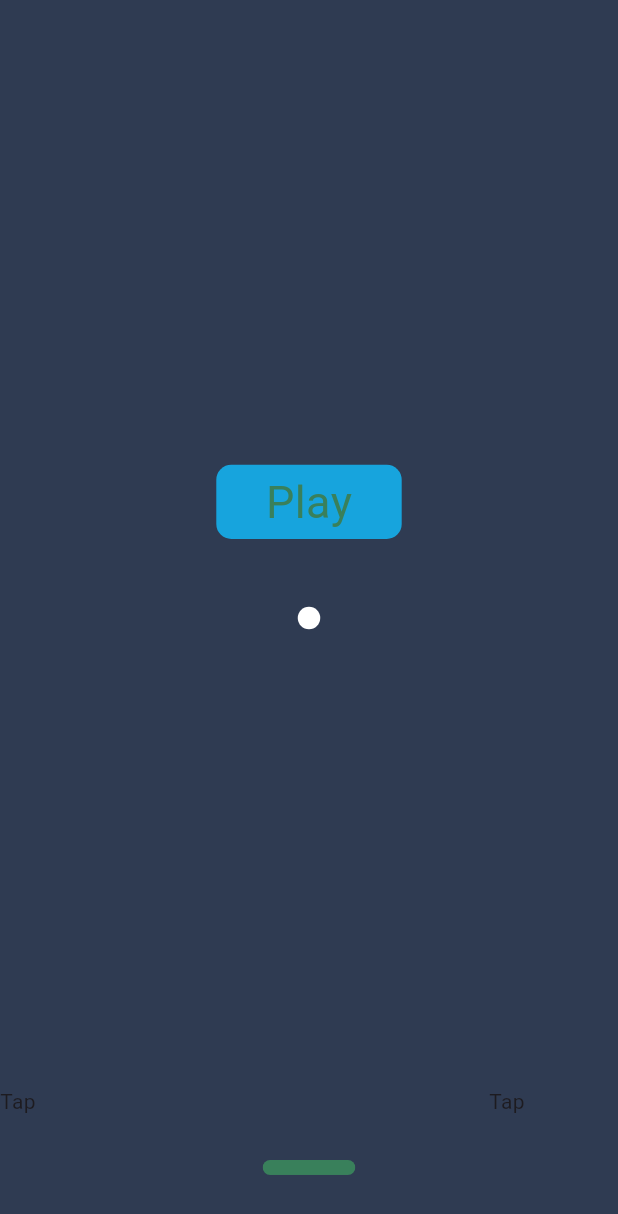
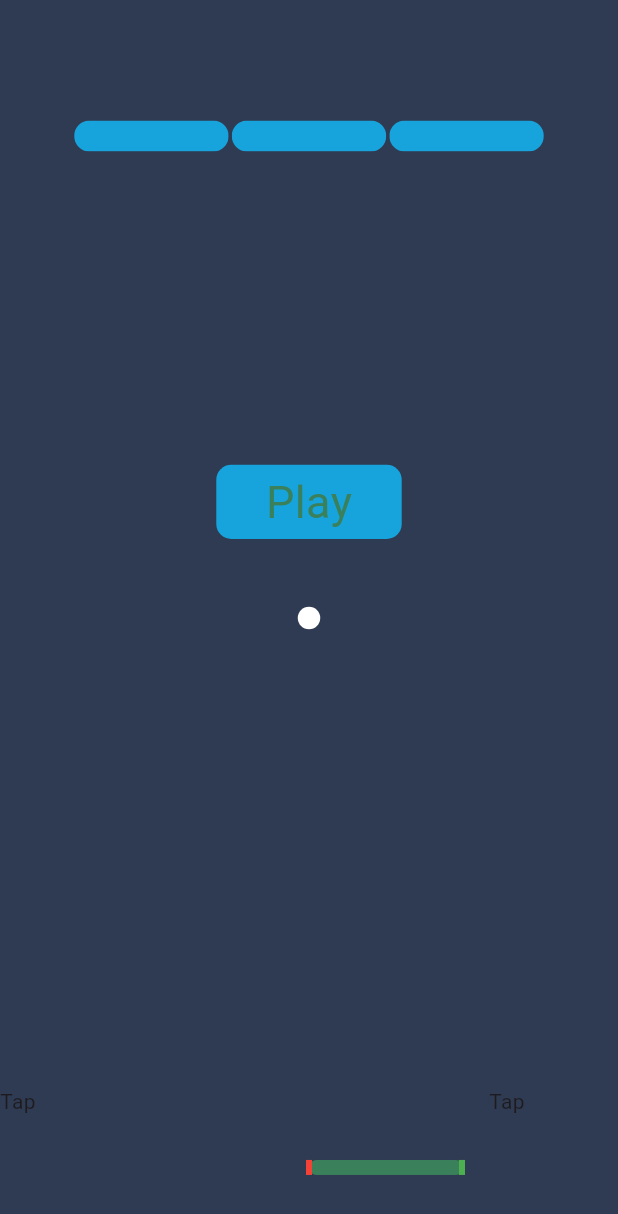
Before and after one commit to hngx-org/team-rainbow_troops-breakout-revival, a Flutter app: the screen it shows after launch, on a phone screen of 412 x 824 dp. Shown: the top 1214 px of the screen. Run offline on Flutter 3.47's test engine with Material 2 defaults, Android fonts, the phone set to English and light mode, and no system bars; our stand-ins replace google_fonts.

Commit message:
Main Game Logic done: - I have completed the game logic with lots of math and physics. - ball movement is sorted. - bricks are now breaking when hit particularly. we can increase the number of bricks based on the level now which I intend to work on. - Further Tevin is working on the effects I will see that too and try to complete the levels tonight and have the play again option too.

```diff
--- a/lib/features/game/views/game_view.dart
+++ b/lib/features/game/views/game_view.dart
@@ -1,9 +1,14 @@
 import 'dart:async';
 
 import 'package:brick_breaker/features/game/models/direction_enums.dart';
+import 'package:brick_breaker/features/game/widgets/game_over.dart';
 import 'package:brick_breaker/utils/constants.dart';
 import 'package:flutter/material.dart';
-import 'package:google_fonts/google_fonts.dart';
+
+import '../widgets/ball.dart';
+import '../widgets/player.dart';
+import '../widgets/start_play.dart';
+import '../widgets/brick.dart';
 
 class GameMainPage extends StatefulWidget {
   const GameMainPage({super.key});
@@ -16,14 +21,35 @@ class _GameMainPageState extends State<GameMainPage> {
   ///ball variables
   double ballX = 0;
   double ballY = 0;
-  var ballDirection = Direction.DOWN;
+  double ballXIncrements = 0.01;
+  double ballYIncrements = 0.01;
+  var ballXDirection = Direction.LEFT;
+  var ballYDirection = Direction.DOWN;
 
   ///player variables
   double playerX = 0;
-  double playerWidth = 0.3;
+  double playerWidth = 0.5;
+
+  ///Brick variables
+  static double firstBrickX = -1 + wallGap;
+  static double firstBrickY = -0.8;
+  static double brickWidth = 0.5;
+  static double brickHeight = 0.05;
+  static int brickCount = 3;
+  static double brickGap = 0.01;
+  static double wallGap =
+      0.5 * (2 - brickCount * brickWidth - (brickCount - 1) * brickGap);
+
+  List bricks = [
+    //[x,y,broken=true/false]
+    [firstBrickX + 0 * (brickWidth + brickGap), firstBrickY, false],
+    [firstBrickX + 1 * (brickWidth + brickGap), firstBrickY, false],
+    [firstBrickX + 2 * (brickWidth + brickGap), firstBrickY, false]
+  ];
 
   /// Game Settings
   bool isGameStarted = false;
+  bool isGameOver = false;
 
   /// Game Start
   void startGame() {
@@ -33,20 +59,39 @@ class _GameMainPageState extends State<GameMainPage> {
       moveBall();
       //direction
       updateDirection();
+
+      //Check if player dead
+      if (isPlayerDead()) {
+        timer.cancel();
+        isGameOver = true;
+      }
+
+      //brick broken
+      checkForBrokenBreak();
     });
+  }
+
+  //Check if player dead
+  bool isPlayerDead() {
+    if (ballY >= 1) {
+      return true;
+    }
+    return false;
   }
 
   /// Player Movement
   /// Move Right
   void moveLeft() {
-    if (!(playerX - 0.2 < -1)) {
-      playerX -= 0.2;
-    }
+    setState(() {
+      if (!(playerX - 0.2 < -1)) {
+        playerX -= 0.2;
+      }
+    });
   }
 
   /// Move Right
   void moveRight() {
-    if (!(playerX + 0.2 > 1)) {
+    if (!(playerX + playerWidth >= 1)) {
       playerX += 0.2;
     }
   }
@@ -54,22 +99,55 @@ class _GameMainPageState extends State<GameMainPage> {
   ///ball direction and movement
   void moveBall() {
     setState(() {
-      if (ballDirection == Direction.DOWN) {
-        ballY += 0.01;
-      } else if (ballDirection == Direction.UP) {
-        ballY -= 0.01;
+      ///horizontal movement
+      if (ballXDirection == Direction.LEFT) {
+        ballX -= ballXIncrements;
+      } else if (ballXDirection == Direction.RIGHT) {
+        ballX += ballXIncrements;
+      }
+
+      ///vertical movement
+      if (ballYDirection == Direction.DOWN) {
+        ballY += ballYIncrements;
+      } else if (ballYDirection == Direction.UP) {
+        ballY -= ballYIncrements;
       }
     });
   }
 
   void updateDirection() {
     setState(() {
+      //move up
       if (ballY >= 0.9 && ballX >= playerX && ballX <= playerX + playerWidth) {
-        ballDirection = Direction.UP;
+        ballYDirection = Direction.UP;
+        //move down
       } else if (ballY <= -0.9) {
-        ballDirection = Direction.DOWN;
+        ballYDirection = Direction.DOWN;
+      }
+      //move left
+      if (ballX >= 1) {
+        ballXDirection = Direction.LEFT;
+      }
+      //move right
+      else if (ballX <= -1) {
+        ballXDirection = Direction.RIGHT;
       }
     });
+  }
+
+  ///Check if brick broken
+  void checkForBrokenBreak() {
+    for (var i = 0; i < bricks.length; i++) {
+      if (ballX >= bricks[i][0] &&
+          ballX <= bricks[i][0] + brickWidth &&
+          ballY <= bricks[i][1] + brickHeight &&
+          bricks[i][2] == false) {
+        setState(() {
+          bricks[i][2] = true;
+          ballYDirection = Direction.DOWN;
+        });
+      }
+    }
   }
 
   @override
@@ -88,11 +166,56 @@ class _GameMainPageState extends State<GameMainPage> {
                 onTap: startGame,
                 isGameStarted: isGameStarted),
 
+            ///Game over
+            GameOver(isGameOver: isGameOver),
+
+            ///bricks
+            Brick(
+              brickX: bricks[0][0],
+              brickY: bricks[0][1],
+              brickHeight: brickHeight,
+              brickWidth: brickWidth,
+              isBrickBroken: bricks[0][2],
+            ),
+            Brick(
+              brickX: bricks[1][0],
+              brickY: bricks[1][1],
+              brickHeight: brickHeight,
+              brickWidth: brickWidth,
+              isBrickBroken: bricks[1][2],
+            ),
+            Brick(
+              brickX: bricks[2][0],
+              brickY: bricks[2][1],
+              brickHeight: brickHeight,
+              brickWidth: brickWidth,
+              isBrickBroken: bricks[2][2],
+            ),
+
+            ///ball
+            Ball(ballX: ballX, ballY: ballY),
+
             ///player
             Player(playerX: playerX, playerWidth: playerWidth),
 
-            ///ball
-            Ball(ballX: ballX, ballY: ballY),
+            Container(
+              alignment: Alignment(playerX, 0.9),
+              child: Container(
+                color: Colors.red,
+                width: 4,
+                height: 10,
+              ),
+            ),
+
+            Container(
+              alignment: Alignment(playerX + playerWidth, 0.9),
+              child: Container(
+                color: Colors.green,
+                width: 4,
+                height: 10,
+              ),
+            ),
+
             Positioned(
                 left: 0,
                 bottom: 0,
@@ -123,96 +246,3 @@ class _GameMainPageState extends State<GameMainPage> {
     );
   }
 }
-
-class Player extends StatelessWidget {
-  const Player({super.key, required this.playerX, required this.playerWidth});
-
-  final double playerX;
-  final double playerWidth;
-
-  @override
-  Widget build(BuildContext context) {
-    return Container(
-        alignment: Alignment(playerX, 0.9),
-        child: ClipRRect(
-          borderRadius: const BorderRadius.all(Radius.circular(30)),
-          child: Container(
-            height: 10,
-            width: MediaQuery.sizeOf(context).width * playerWidth / 2,
-            decoration: const BoxDecoration(
-              color: AppColors.greenColor,
-            ),
-          ),
-        ));
-  }
-}
-
-class Ball extends StatelessWidget {
-  const Ball({
-    super.key,
-    required this.ballX,
-    required this.ballY,
-  });
-
-  final double ballX;
-  final double ballY;
-
-  @override
-  Widget build(BuildContext context) {
-    return Container(
-      alignment: Alignment(ballX, ballY),
-      child: Container(
-        height: 15,
-        width: 15,
-        decoration: const BoxDecoration(
-          color: AppColors.playerColor,
-          shape: BoxShape.circle,
-        ),
-      ),
-    );
-  }
-}
-
-class StartPlay extends StatelessWidget {
-  const StartPlay({
-    super.key,
-    required this.width,
-    required this.height,
-    required this.onTap,
-    required this.isGameStarted,
-  });
-
-  final double width;
-  final double height;
-  final VoidCallback onTap;
-  final bool isGameStarted;
-
-  @override
-  Widget build(BuildContext context) {
-    return isGameStarted
-        ? const SizedBox.shrink()
-        : Container(
-            alignment: const Alignment(0, -0.2),
-            child: InkWell(
-              onTap: onTap,
-              child: Ink(
-                width: width * .3,
-                height: height * .06,
-                decoration: const BoxDecoration(
-                    color: AppColors.brickColorPrimary,
-                    borderRadius: BorderRadius.all(Radius.circular(10))),
-                child: Center(
-                  child: Text(
-                    'Play',
-                    style: GoogleFonts.russoOne(
-                        fontWeight: FontWeight.w400,
-                        height: .3,
-                        fontSize: 30,
-                        color: AppColors.greenColor),
-                  ),
-                ),
-              ),
-            ),
-          );
-  }
-}
--- /dev/null
+++ b/lib/features/game/widgets/ball.dart
@@ -0,0 +1,28 @@
+import 'package:brick_breaker/utils/constants.dart';
+import 'package:flutter/material.dart';
+
+class Ball extends StatelessWidget {
+  const Ball({
+    super.key,
+    required this.ballX,
+    required this.ballY,
+  });
+
+  final double ballX;
+  final double ballY;
+
+  @override
+  Widget build(BuildContext context) {
+    return Container(
+      alignment: Alignment(ballX, ballY),
+      child: Container(
+        height: 15,
+        width: 15,
+        decoration: const BoxDecoration(
+          color: AppColors.playerColor,
+          shape: BoxShape.circle,
+        ),
+      ),
+    );
+  }
+}
--- /dev/null
+++ b/lib/features/game/widgets/brick.dart
@@ -0,0 +1,38 @@
+import 'package:brick_breaker/utils/constants.dart';
+import 'package:flutter/material.dart';
+
+class Brick extends StatelessWidget {
+  const Brick({
+    super.key,
+    required this.brickX,
+    required this.brickY,
+    required this.brickHeight,
+    required this.brickWidth,
+    required this.isBrickBroken,
+  });
+
+  final double brickX;
+  final double brickY;
+  final double brickHeight;
+  final double brickWidth;
+  final bool isBrickBroken;
+
+  @override
+  Widget build(BuildContext context) {
+    return isBrickBroken
+        ? Container()
+        : Container(
+            alignment:
+                Alignment((2 * brickX + brickWidth) / (2 - brickWidth), brickY),
+            child: ClipRRect(
+              borderRadius: const BorderRadius.all(Radius.circular(15)),
+              child: Container(
+                height: MediaQuery.sizeOf(context).height * brickHeight / 2,
+                width: MediaQuery.sizeOf(context).width * brickWidth / 2,
+                decoration:
+                    const BoxDecoration(color: AppColors.brickColorPrimary),
+              ),
+            ),
+          );
+  }
+}
--- /dev/null
+++ b/lib/features/game/widgets/game_over.dart
@@ -0,0 +1,26 @@
+import 'package:brick_breaker/utils/constants.dart';
+import 'package:flutter/material.dart';
+import 'package:google_fonts/google_fonts.dart';
+
+class GameOver extends StatelessWidget {
+  const GameOver({super.key, required this.isGameOver});
+
+  final bool isGameOver;
+
+  @override
+  Widget build(BuildContext context) {
+    return isGameOver
+        ? Container(
+            alignment: const Alignment(0, -0.3),
+            child: Text(
+              'G A M E  O V E R',
+              style: GoogleFonts.russoOne(
+                color: AppColors.greenColor,
+                fontWeight: FontWeight.w400,
+                fontSize: 30,
+              ),
+            ),
+          )
+        : Container();
+  }
+}
--- /dev/null
+++ b/lib/features/game/widgets/player.dart
@@ -0,0 +1,26 @@
+import 'package:brick_breaker/utils/constants.dart';
+import 'package:flutter/material.dart';
+
+class Player extends StatelessWidget {
+  const Player({super.key, required this.playerX, required this.playerWidth});
+
+  final double playerX;
+  final double playerWidth;
+
+  @override
+  Widget build(BuildContext context) {
+    return Container(
+        alignment:
+            Alignment(((2 * playerX + playerWidth) / (2 - playerWidth)), 0.9),
+        child: ClipRRect(
+          borderRadius: const BorderRadius.all(Radius.circular(30)),
+          child: Container(
+            height: 10,
+            width: MediaQuery.sizeOf(context).width * playerWidth / 2,
+            decoration: const BoxDecoration(
+              color: AppColors.greenColor,
+            ),
+          ),
+        ));
+  }
+}
--- /dev/null
+++ b/lib/features/game/widgets/start_play.dart
@@ -0,0 +1,47 @@
+import 'package:brick_breaker/utils/constants.dart';
+import 'package:flutter/material.dart';
+import 'package:google_fonts/google_fonts.dart';
+
+class StartPlay extends StatelessWidget {
+  const StartPlay({
+    super.key,
+    required this.width,
+    required this.height,
+    required this.onTap,
+    required this.isGameStarted,
+  });
+
+  final double width;
+  final double height;
+  final VoidCallback onTap;
+  final bool isGameStarted;
+
+  @override
+  Widget build(BuildContext context) {
+    return isGameStarted
+        ? const SizedBox.shrink()
+        : Container(
+            alignment: const Alignment(0, -0.2),
+            child: InkWell(
+              onTap: onTap,
+              child: Ink(
+                width: width * .3,
+                height: height * .06,
+                decoration: const BoxDecoration(
+                    color: AppColors.brickColorPrimary,
+                    borderRadius: BorderRadius.all(Radius.circular(10))),
+                child: Center(
+                  child: Text(
+                    'Play',
+                    style: GoogleFonts.russoOne(
+                        fontWeight: FontWeight.w400,
+                        height: .3,
+                        fontSize: 30,
+                        color: AppColors.greenColor),
+                  ),
+                ),
+              ),
+            ),
+          );
+  }
+}
```
